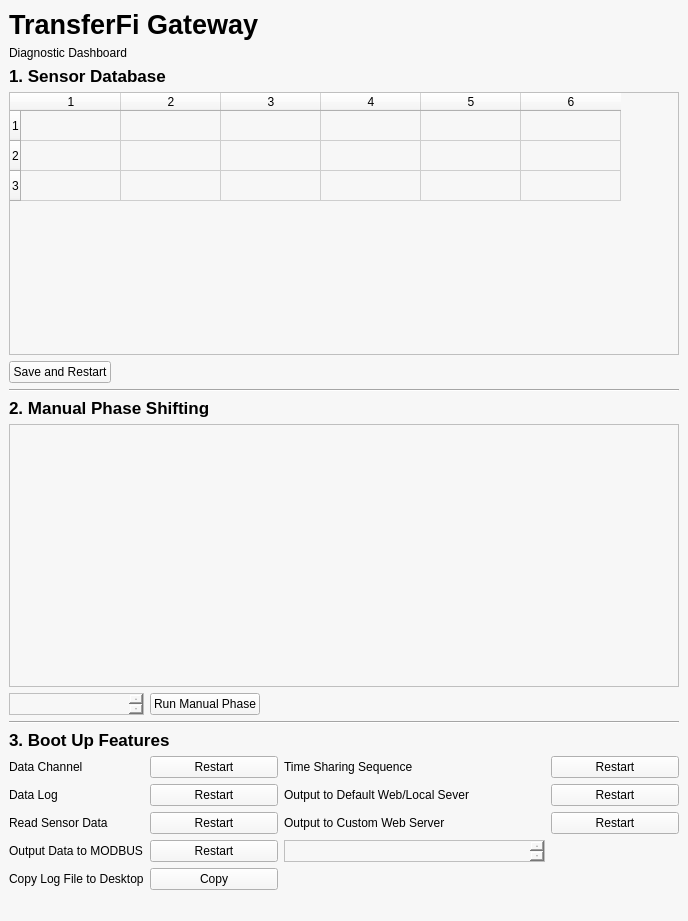
This is Tx_config.ui in TransferFi/Tx_UI as Qt 5 draws it before an edit. The edited form follows.
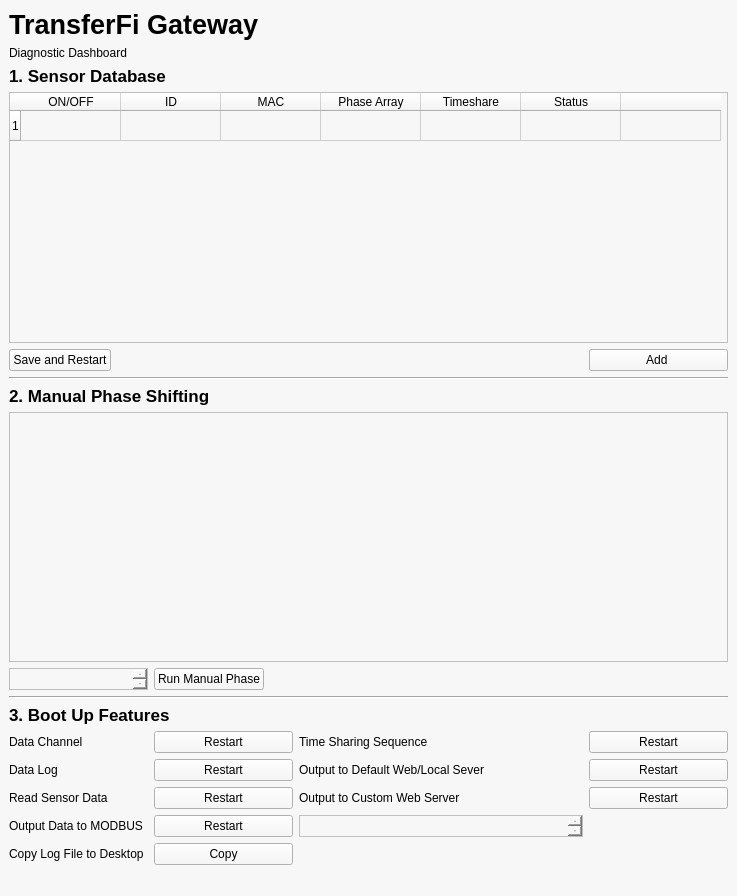
This is the edited form. Icons and pictures are not drawn.

Commit message: [vietmaiquoc] add checkbox into table view, custom tableview follow Sid's requirement

The edit to the form file:
```diff
--- a/Tx_config.ui
+++ b/Tx_config.ui
@@ -6,8 +6,8 @@
    <rect>
     <x>0</x>
     <y>0</y>
-    <width>688</width>
-    <height>921</height>
+    <width>737</width>
+    <height>896</height>
    </rect>
   </property>
   <property name="windowTitle">
@@ -259,20 +259,60 @@
     <item row="3" column="0" colspan="5">
      <widget class="QTableWidget" name="tableWidget">
       <property name="rowCount">
-       <number>3</number>
+       <number>1</number>
       </property>
       <property name="columnCount">
-       <number>6</number>
+       <number>7</number>
       </property>
       <row/>
-      <row/>
-      <row/>
-      <column/>
-      <column/>
-      <column/>
-      <column/>
-      <column/>
-      <column/>
+      <column>
+       <property name="text">
+        <string>ON/OFF</string>
+       </property>
+      </column>
+      <column>
+       <property name="text">
+        <string>ID</string>
+       </property>
+      </column>
+      <column>
+       <property name="text">
+        <string>MAC</string>
+       </property>
+      </column>
+      <column>
+       <property name="text">
+        <string>Phase Array</string>
+       </property>
+      </column>
+      <column>
+       <property name="text">
+        <string>Timeshare</string>
+       </property>
+      </column>
+      <column>
+       <property name="text">
+        <string>Status</string>
+       </property>
+      </column>
+      <column>
+       <property name="text">
+        <string/>
+       </property>
+      </column>
+      <item row="0" column="0">
+       <property name="text">
+        <string notr="true"/>
+       </property>
+       <property name="checkState">
+        <enum>Unchecked</enum>
+       </property>
+      </item>
+      <item row="0" column="6">
+       <property name="text">
+        <string/>
+       </property>
+      </item>
      </widget>
     </item>
     <item row="13" column="1">
@@ -313,6 +353,13 @@
       </property>
      </widget>
     </item>
+    <item row="4" column="4">
+     <widget class="QPushButton" name="Add_Sensor">
+      <property name="text">
+       <string>Add </string>
+      </property>
+     </widget>
+    </item>
    </layout>
   </widget>
   <widget class="QMenuBar" name="menubar">
```
Left out of the diff: 162 changed lines with no effect on the pictures.
